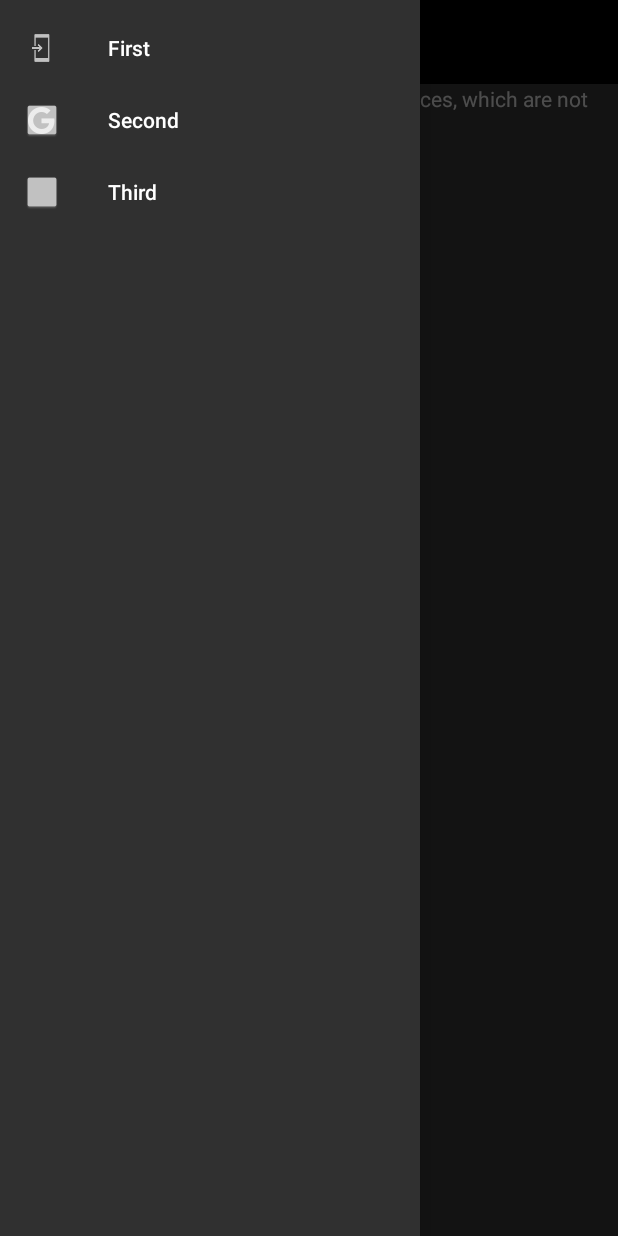
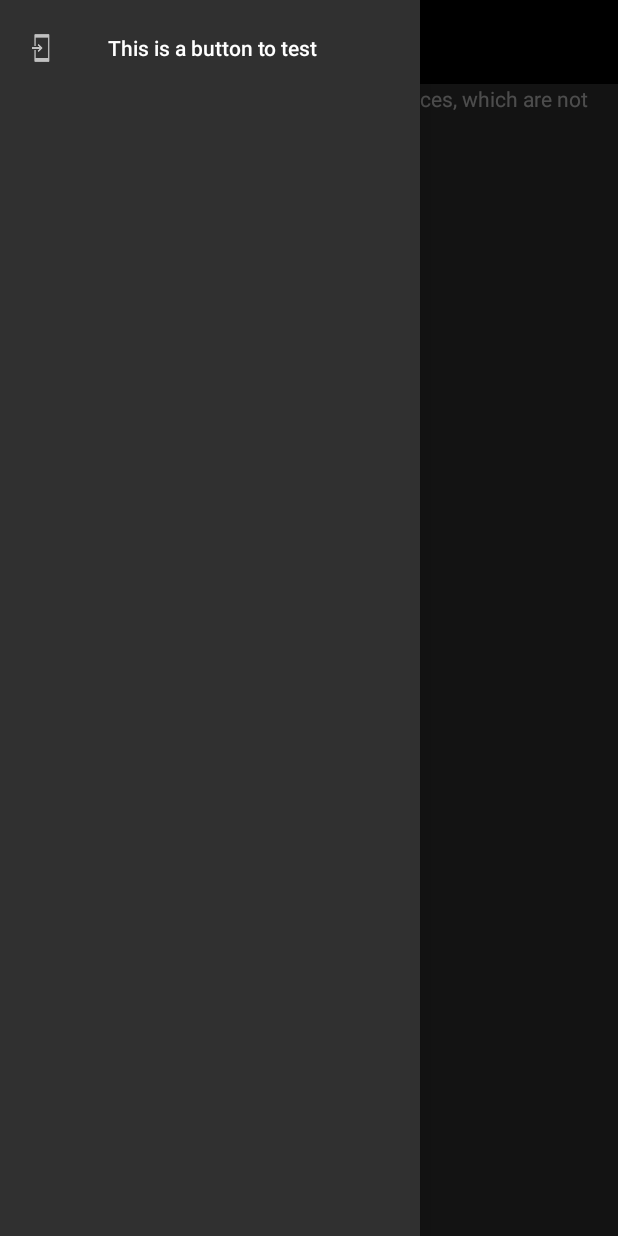
Before and after one commit to JohannesJaeger/Geomaps-Android-Presentation, an Android app: the MapsActivity screen opened directly, with no data from a screen before it, with the side drawer open, on a phone screen of 412 x 824 dp. Run offline under Robolectric (Android 15) with nearby library versions, the phone set to English and light mode, and no system bars.

Commit message:
Fix menu

```diff
--- a/app/src/main/java/edu/hm/mobile_app/geomaps/integrated_maps/MapsActivity.kt
+++ b/app/src/main/java/edu/hm/mobile_app/geomaps/integrated_maps/MapsActivity.kt
@@ -1,10 +1,13 @@
 package edu.hm.mobile_app.geomaps.integrated_maps
 
+import android.os.Bundle
+import android.view.MenuItem
+import android.view.View
 import androidx.appcompat.app.AppCompatActivity
-import android.os.Bundle
 import androidx.appcompat.widget.Toolbar
-import androidx.fragment.app.Fragment
+import com.google.android.material.navigation.NavigationView
 import edu.hm.mobile_app.geomaps.R
+
 
 class MapsActivity : AppCompatActivity() {
     override fun onCreate(savedInstanceState: Bundle?) {
@@ -14,6 +17,10 @@ class MapsActivity : AppCompatActivity() {
         val toolbar = findViewById<Toolbar>(R.id.toolbar_maps)
         setSupportActionBar(toolbar)
 
-        supportFragmentManager.beginTransaction().replace(R.id.maps_frame_layout, MapsFragment()).commit()
+        val mapsFragment = MapsFragment()
+
+        findViewById<NavigationView>(R.id.nav_view).setNavigationItemSelectedListener(mapsFragment)
+
+        supportFragmentManager.beginTransaction().replace(R.id.maps_frame_layout, mapsFragment).commit()
     }
 }
--- a/app/src/main/java/edu/hm/mobile_app/geomaps/integrated_maps/MapsFragment.kt
+++ b/app/src/main/java/edu/hm/mobile_app/geomaps/integrated_maps/MapsFragment.kt
@@ -4,6 +4,7 @@ import androidx.fragment.app.Fragment
 
 import android.os.Bundle
 import android.view.LayoutInflater
+import android.view.MenuItem
 import android.view.View
 import android.view.ViewGroup
 
@@ -13,9 +14,10 @@ import com.google.android.gms.maps.OnMapReadyCallback
 import com.google.android.gms.maps.SupportMapFragment
 import com.google.android.gms.maps.model.LatLng
 import com.google.android.gms.maps.model.MarkerOptions
+import com.google.android.material.navigation.NavigationView
 import edu.hm.mobile_app.geomaps.R
 
-class MapsFragment : Fragment() {
+class MapsFragment : Fragment(), NavigationView.OnNavigationItemSelectedListener {
 
     private val callback = OnMapReadyCallback { googleMap ->
         val munichCentral = LatLng(48.1371349, 11.5754819)
@@ -38,4 +40,11 @@ class MapsFragment : Fragment() {
         val mapFragment = childFragmentManager.findFragmentById(R.id.google_map) as SupportMapFragment?
         mapFragment?.getMapAsync(callback)
     }
+
+    override fun onNavigationItemSelected(item: MenuItem): Boolean {
+        println("CLICKED")
+
+        return true
+    }
+
 }
--- a/app/src/main/res/menu/menu_maps.xml
+++ b/app/src/main/res/menu/menu_maps.xml
@@ -1,18 +1,10 @@
 <?xml version="1.0" encoding="utf-8"?>
 <menu xmlns:android="http://schemas.android.com/apk/res/android">
 
-    <group android:checkableBehavior="single">
+    <group android:checkableBehavior="none">
         <item
             android:id="@+id/nav_first_fragment"
             android:icon="@drawable/common_full_open_on_phone"
-            android:title="First" />
-        <item
-            android:id="@+id/nav_second_fragment"
-            android:icon="@drawable/common_google_signin_btn_icon_dark_normal"
-            android:title="Second" />
-        <item
-            android:id="@+id/nav_third_fragment"
-            android:icon="@drawable/common_google_signin_btn_icon_light_normal_background"
-            android:title="Third" />
+            android:title="This is a button to test" />
     </group>
 </menu>
```
